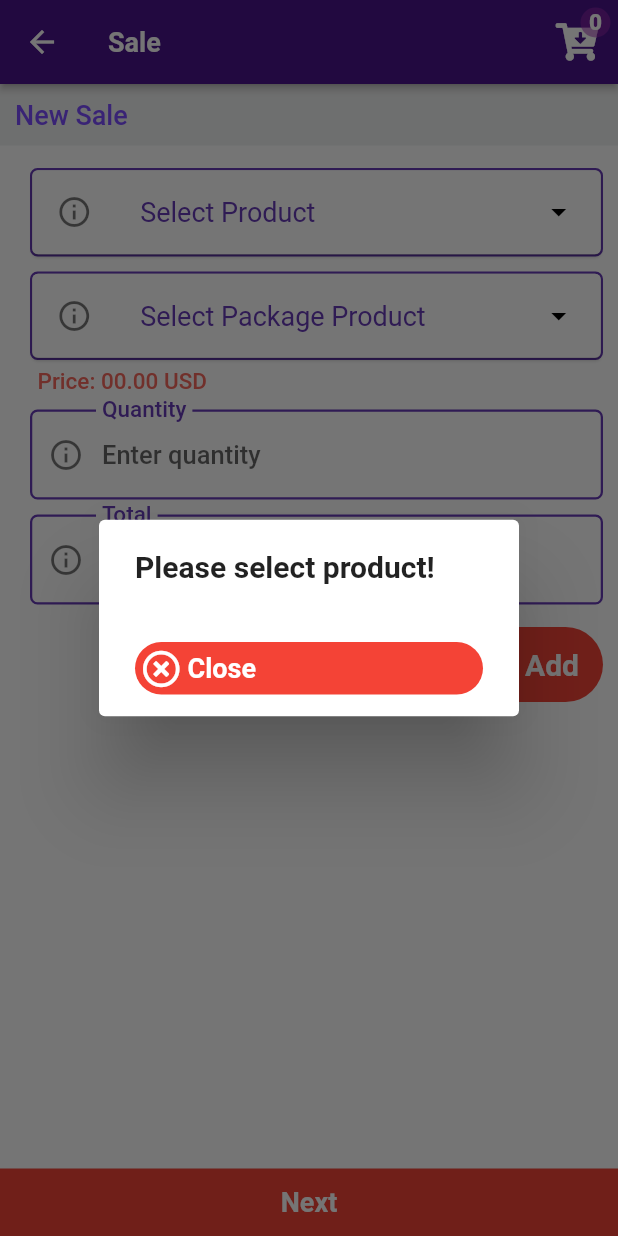
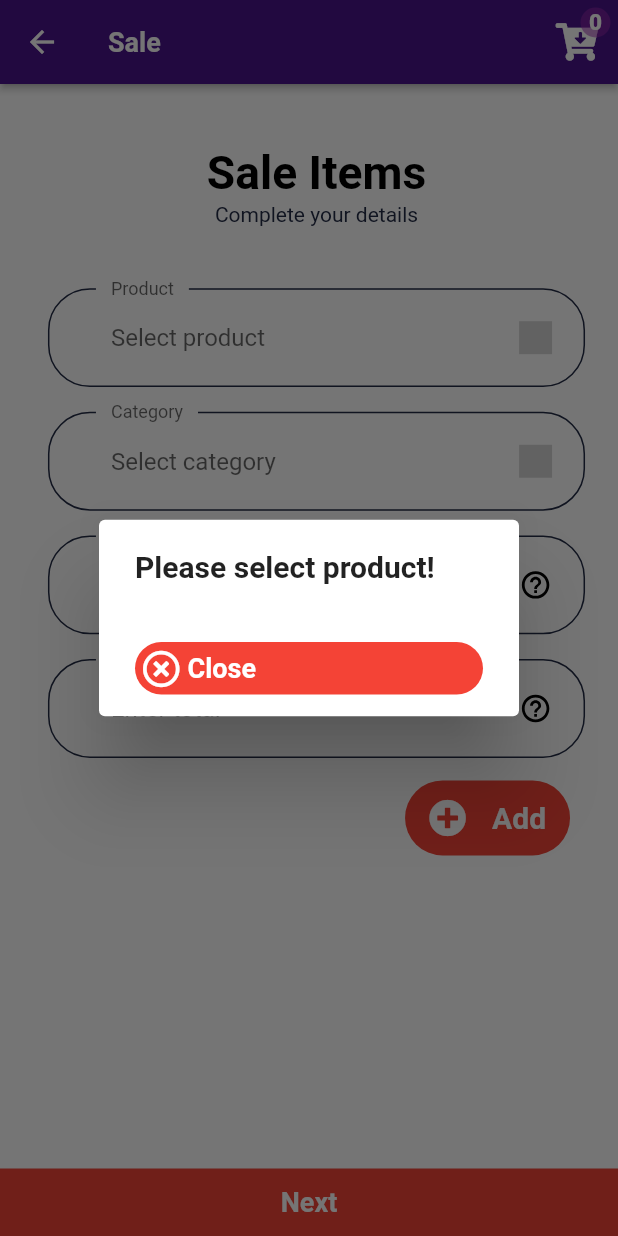
Before and after one commit to EanDalin0012/_0sale_management, a Flutter app: the SaleAddScreen screen opened directly, after a tap on "Add", on a phone screen of 412 x 824 dp. Run offline on Flutter 3.47's test engine with Material 2 defaults, Android fonts, the light colour scheme and no system bars; our stand-ins replace charts_flutter, date_format, flutter_icons, flutter_svg, font_awesome_flutter, google_fonts; Roboto replaces fonts that are missing (Muli,khmer siemreap, roboto, roboto,khmer siemreap).

Commit message:
change product

```diff
--- a/lib/screens/sale/sale_add.dart
+++ b/lib/screens/sale/sale_add.dart
@@ -1,13 +1,14 @@
 import 'package:flutter/cupertino.dart';
 import 'package:flutter/material.dart';
 import 'package:font_awesome_flutter/font_awesome_flutter.dart';
+import 'package:sale_management/screens/constants.dart';
 import 'package:sale_management/screens/sale/sale_add_confirm.dart';
+import 'package:sale_management/screens/sale/widgets/sale_add_form.dart';
+import 'package:sale_management/screens/size_config.dart';
 import 'package:sale_management/screens/widgets/country_dropdown/country_page.dart';
 import 'package:sale_management/screens/widgets/country_dropdown/flag_widget.dart';
-import 'package:sale_management/screens/widgets/product_dropdown/product_dropdown.dart';
 import 'package:sale_management/share/constant/text_style.dart';
 import 'package:sale_management/share/model/country.dart';
-import 'package:sale_management/screens/widgets/package_product_dropdown/package_product_dropdown.dart';
 import 'package:sale_management/share/model/key/m_key.dart';
 import 'package:sale_management/share/model/package_product.dart';
 import 'package:sale_management/share/model/product.dart';
@@ -46,10 +47,9 @@ class _PackageProductAddState extends State<SaleAddScreen> {
     size = MediaQuery.of(context).size;
     return Scaffold(
       appBar: _appBar(),
-      body: Column(
+      body: SafeArea(
+        child: Column(
           children: <Widget>[
-          _container(),
-          SizedBox(height: 15),
             _body(),
             Stack(
               children: <Widget>[
@@ -75,6 +75,7 @@ class _PackageProductAddState extends State<SaleAddScreen> {
               ],
             )
           ],
+        ),
       ),
     );
   }
@@ -116,29 +117,10 @@ class _PackageProductAddState extends State<SaleAddScreen> {
     );
   }
 
-  Container _container() {
-    return Container(
-      color: Color(0xffd9dbdb).withOpacity(0.4),
-      padding: EdgeInsets.only(
-          left: 10,
-          top: 10,
-          right: 20,
-          bottom: 10
-      ),
-      child: Row(
-        mainAxisAlignment: MainAxisAlignment.spaceBetween,
-        children: <Widget>[
-          Text(
-              'New Sale',
-              style: containStyle
-          ),
-        ],
-      ),
-    );
-  }
-
   Expanded _body() {
     return Expanded(
+        child: Padding(
+          padding: EdgeInsets.symmetric(horizontal: getProportionateScreenWidth(20)),
           child: SingleChildScrollView(
               padding: EdgeInsets.only(left: 10),
               physics: ClampingScrollPhysics(),
@@ -146,54 +128,20 @@ class _PackageProductAddState extends State<SaleAddScreen> {
                   mainAxisAlignment: MainAxisAlignment.start,
                   crossAxisAlignment: CrossAxisAlignment.start,
                   children: <Widget>[
-                  Container(
-                    margin: EdgeInsets.only(
-                        left: 10,
-                        right: 10
+                    Center(
+                      child: Column(
+                        children: <Widget>[
+                          SizedBox(height: SizeConfig.screenHeight * 0.04), // 4%
+                          Text("Sale Items", style: headingStyle),
+                          Text(
+                            "Complete your details",
+                            textAlign: TextAlign.center,
                           ),
-                    decoration: BoxDecoration(
-                        borderRadius: BorderRadius.all(Radius.circular(5.0)),
-                        border: Border.all(color: colorValue, width: 1.5)
-                    ),
-                    child: ProductDropdown(
-                      color: colorValue,
-                      product: this.product,
-                      onChanged: (value) {
-                        setState(() {
-                          this.product = value;
-                          this.packageProductModel = null;
-                        });
-                      },
+                        ],
                       ),
                     ),
-                  SizedBox(height: 10,),
-                  Container(
-                    margin: EdgeInsets.only(
-                        left: 10,
-                        right: 10
-                    ),
-                    decoration: BoxDecoration(
-                        borderRadius: BorderRadius.all(Radius.circular(5.0)),
-                        border: Border.all(color: colorValue, width: 1.5)
-                    ),
-                    child: PackageProductDropdown(
-                      color: colorValue,
-                      product: product,
-                      packageProduct: packageProductModel,
-                      onChanged: (value) {
-                        setState(() {
-                          this.packageProductModel = value;
-                          this.price = double.parse(this.packageProductModel.price.toString());
-                          this.quantityValueController.text = this.packageProductModel.quantity.toString();
-                          this.totalValueController.text = _calTotal(double.parse(price.toString()),double.parse(this.packageProductModel.quantity.toString()));
-                        });
-                      },
-                    ),
-                  ),
-                  _buildPrice(),
-                  // next > 0 ? _nameField(): Container() ,
-                 _quantityField(),
-                  _totalField(),
+                    SizedBox(height: SizeConfig.screenHeight * 0.05),
+                    SaleAddForm(),
                     SizedBox(height: 15,),
                     Row(
                         mainAxisAlignment: MainAxisAlignment.end,
@@ -202,6 +150,7 @@ class _PackageProductAddState extends State<SaleAddScreen> {
                         ]
                     )
                   ])
+          ),
         )
     );
   }
@@ -218,112 +167,6 @@ class _PackageProductAddState extends State<SaleAddScreen> {
         ),
         child: Text('Price: ${pr} USD', style: TextStyle(fontFamily: fontFamilyDefault, fontWeight: FontWeight.w500, fontSize: 15, color: Colors.red.withOpacity(0.8)),));
   }
-
-
-
-
-  Padding _quantityField() {
-    return Padding(
-      padding: EdgeInsets.only(
-          right: 10,
-          left: 10,
-          top: 10
-      ),
-      child: TextField(
-        controller: quantityValueController,
-        style: styleInput,
-        keyboardType: keyboardType,
-        decoration: InputDecoration(
-            hintText: 'Enter quantity',
-            labelText: 'Quantity',
-            // helperText: 'Remark',
-            labelStyle: labelStyle,
-            hintStyle: hintStyle,
-            // helperStyle: TextStyle(
-            //     color: Colors.blueGrey,
-            //     fontWeight: FontWeight.bold
-            // ),
-            // border: OutlineInputBorder(),
-            enabledBorder: OutlineInputBorder(
-                borderSide: BorderSide(
-                    color: borderColorsTextField,
-                    width: 1.5,
-                    style: BorderStyle.solid
-                ),
-                borderRadius: BorderRadius.all(Radius.circular(5.0))
-            ),
-            focusedBorder: OutlineInputBorder(
-                borderSide: BorderSide(
-                    color: Colors.indigo,
-                    width: 1.5,
-                    style: BorderStyle.solid
-                )
-            ),
-            prefixIcon: Icon(
-              Icons.info_outline,
-              color: Colors.black54,
-            ),
-        ),
-        onChanged: (v) {
-            setState(() {
-              if(quantityValueController.text !=null && quantityValueController.text.trim() != '') {
-                this.totalValueController.text = _calTotal(price, double.parse(quantityValueController.text));
-              } else {
-                this.totalValueController.text = _calTotal(price, 0.0);
-              }
-            });
-        },
-      ),
-    );
-  }
-
-  Padding _totalField() {
-    return Padding(
-      padding: EdgeInsets.only(
-          right: 10,
-          left: 10,
-          top: 10
-      ),
-      child: TextField(
-        controller: totalValueController,
-        style: styleInput,
-        keyboardType: keyboardType,
-        decoration: InputDecoration(
-            hintText: 'Enter total',
-            labelText: 'Total',
-            // helperText: 'Remark',
-            labelStyle: labelStyle,
-            hintStyle: hintStyle,
-            // helperStyle: TextStyle(
-            //     color: Colors.blueGrey,
-            //     fontWeight: FontWeight.bold
-            // ),
-            // border: OutlineInputBorder(),
-            enabledBorder: OutlineInputBorder(
-                borderSide: BorderSide(
-                    color: borderColorsTextField,
-                    width: 1.5,
-                    style: BorderStyle.solid
-                ),
-                borderRadius: BorderRadius.all(Radius.circular(5.0))
-            ),
-            focusedBorder: OutlineInputBorder(
-                borderSide: BorderSide(
-                    color: Colors.indigo,
-                    width: 1.5,
-                    style: BorderStyle.solid
-                )
-            ),
-            prefixIcon: Icon(
-              Icons.info_outline,
-              color: Colors.black54,
-            )
-
-        ),
-      ),
-    );
-  }
-
 
 
   Widget _buildAddButton() {
@@ -389,11 +232,6 @@ class _PackageProductAddState extends State<SaleAddScreen> {
         },
       ),
     );
-  }
-
-  _save() {
-    // var categoryModel = new CategoryModel(nameValueController.text, remarkValueController.text);
-    // print(categoryModel.toString());
   }
 
   Widget buildSingleCountry() {
--- /dev/null
+++ b/lib/screens/sale/widgets/sale_add_form.dart
@@ -0,0 +1,255 @@
+import 'package:flutter/material.dart';
+import 'package:font_awesome_flutter/font_awesome_flutter.dart';
+import 'package:sale_management/screens/category/category_success_screen.dart';
+import 'package:sale_management/screens/constants.dart';
+import 'package:sale_management/screens/size_config.dart';
+import 'package:sale_management/screens/widgets/custom_surfix_icon/custom_surfix_icon.dart';
+import 'package:sale_management/screens/widgets/default_button/default_button.dart';
+import 'package:sale_management/share/constant/text_style.dart';
+import 'package:sale_management/share/helper/keyboard.dart';
+
+class SaleAddForm extends StatefulWidget {
+  @override
+  _SaleAddFormState createState() => _SaleAddFormState();
+}
+
+class _SaleAddFormState extends State<SaleAddForm> {
+
+  final _formKey = GlobalKey<FormState>();
+  String email;
+  String password;
+  String conform_password;
+  bool remember = false;
+  final List<String> errors = [];
+  Size size;
+  void addError({String error}) {
+    if (!errors.contains(error))
+      setState(() {
+        errors.add(error);
+      });
+  }
+
+  void removeError({String error}) {
+    if (errors.contains(error))
+      setState(() {
+        errors.remove(error);
+      });
+  }
+
+  @override
+  Widget build(BuildContext context) {
+    return Form(
+          key: _formKey,
+          child: Column(
+            mainAxisAlignment: MainAxisAlignment.start,
+            crossAxisAlignment: CrossAxisAlignment.start,
+            children: <Widget>[
+              _buildProductField(),
+              SizedBox(height: SizeConfig.screenHeight * 0.02),
+              _buildCategoryField(),
+              SizedBox(height: SizeConfig.screenHeight * 0.02),
+              _buildQuantityField(),
+              SizedBox(height: SizeConfig.screenHeight * 0.02),
+              _buildTotalField(),
+            ],
+          )
+        );
+  }
+
+  TextFormField _buildQuantityField() {
+    return TextFormField(
+      keyboardType: TextInputType.emailAddress,
+      onSaved: (newValue) => email = newValue,
+      onChanged: (value) {
+        if (value.isNotEmpty) {
+          removeError(error: kEmailNullError);
+        } else if (emailValidatorRegExp.hasMatch(value)) {
+          removeError(error: kInvalidEmailError);
+        }
+        return null;
+      },
+      validator: (value) {
+        if (value.isEmpty) {
+          addError(error: kEmailNullError);
+          return "";
+        } else if (!emailValidatorRegExp.hasMatch(value)) {
+          addError(error: kInvalidEmailError);
+          return "";
+        }
+        return null;
+      },
+      decoration: InputDecoration(
+        labelText: "Quantity",
+        hintText: "Enter quantity",
+        // If  you are using latest version of flutter then lable text and hint text shown like this
+        // if you r using flutter less then 1.20.* then maybe this is not working properly
+        floatingLabelBehavior: FloatingLabelBehavior.always,
+        suffixIcon: CustomSurfFixIcon( svgPaddingLeft: 15,svgIcon: "assets/icons/help_outline_black_24dp.svg"),
+      ),
+    );
+  }
+
+  TextFormField _buildProductField() {
+    return TextFormField(
+      keyboardType: TextInputType.emailAddress,
+      onSaved: (newValue) => email = newValue,
+      onChanged: (value) {
+        if (value.isNotEmpty) {
+          removeError(error: kEmailNullError);
+        } else if (emailValidatorRegExp.hasMatch(value)) {
+          removeError(error: kInvalidEmailError);
+        }
+        return null;
+      },
+      validator: (value) {
+        if (value.isEmpty) {
+          addError(error: kEmailNullError);
+          return "";
+        } else if (!emailValidatorRegExp.hasMatch(value)) {
+          addError(error: kInvalidEmailError);
+          return "";
+        }
+        return null;
+      },
+      decoration: InputDecoration(
+        labelText: "Product",
+        hintText: "Select product",
+        // If  you are using latest version of flutter then lable text and hint text shown like this
+        // if you r using flutter less then 1.20.* then maybe this is not working properly
+        floatingLabelBehavior: FloatingLabelBehavior.always,
+        suffixIcon: CustomSurfFixIcon( svgPaddingLeft: 15,svgIcon: "assets/icons/expand_more_black_24dp.svg"),
+      ),
+    );
+  }
+
+  TextFormField _buildCategoryField() {
+    return TextFormField(
+      keyboardType: TextInputType.emailAddress,
+      onSaved: (newValue) => email = newValue,
+      onChanged: (value) {
+        if (value.isNotEmpty) {
+          removeError(error: kEmailNullError);
+        } else if (emailValidatorRegExp.hasMatch(value)) {
+          removeError(error: kInvalidEmailError);
+        }
+        return null;
+      },
+      validator: (value) {
+        if (value.isEmpty) {
+          addError(error: kEmailNullError);
+          return "";
+        } else if (!emailValidatorRegExp.hasMatch(value)) {
+          addError(error: kInvalidEmailError);
+          return "";
+        }
+        return null;
+      },
+      decoration: InputDecoration(
+        labelText: "Category",
+        hintText: "Select category",
+        // If  you are using latest version of flutter then lable text and hint text shown like this
+        // if you r using flutter less then 1.20.* then maybe this is not working properly
+        floatingLabelBehavior: FloatingLabelBehavior.always,
+        suffixIcon: CustomSurfFixIcon( svgPaddingLeft: 15,svgIcon: "assets/icons/expand_more_black_24dp.svg"),
+      ),
+    );
+  }
+
+  TextFormField _buildTotalField() {
+    return TextFormField(
+      keyboardType: TextInputType.emailAddress,
+      onSaved: (newValue) => email = newValue,
+      onChanged: (value) {
+        if (value.isNotEmpty) {
+          removeError(error: kEmailNullError);
+        } else if (emailValidatorRegExp.hasMatch(value)) {
+          removeError(error: kInvalidEmailError);
+        }
+        return null;
+      },
+      validator: (value) {
+        if (value.isEmpty) {
+          addError(error: kEmailNullError);
+          return "";
+        } else if (!emailValidatorRegExp.hasMatch(value)) {
+          addError(error: kInvalidEmailError);
+          return "";
+        }
+        return null;
+      },
+      decoration: InputDecoration(
+        labelText: "Total",
+        hintText: "Enter total",
+        // If  you are using latest version of flutter then lable text and hint text shown like this
+        // if you r using flutter less then 1.20.* then maybe this is not working properly
+        floatingLabelBehavior: FloatingLabelBehavior.always,
+        suffixIcon: CustomSurfFixIcon( svgPaddingLeft: 15,svgIcon: "assets/icons/help_outline_black_24dp.svg"),
+      ),
+    );
+  }
+
+  Widget _buildAddButton() {
+    return  Container(
+      height: 50,
+      width: 110,
+      margin: EdgeInsets.only(right: 10),
+      child: RaisedButton(
+        color: Colors.red,
+        textColor: Colors.white,
+        elevation: 0,
+        shape: RoundedRectangleBorder(
+          borderRadius: BorderRadius.circular(50.0),
+        ),
+        child: Row(
+          mainAxisAlignment: MainAxisAlignment.spaceBetween,
+          children: <Widget>[
+            FaIcon(FontAwesomeIcons.plusCircle,size: 25 , color: Colors.white,),
+            Center(child: Text("Add", style: TextStyle(fontFamily: fontFamilyDefault, fontWeight: FontWeight.w700, fontSize: 20, color: Colors.white),)),
+          ],
+        ),
+        onPressed: () {
+          // setState(() {
+          //   if(this.product == null) {
+          //     _isValid(
+          //         body: 'Please select product!'
+          //     );
+          //     return;
+          //   } else if (this.packageProductModel == null) {
+          //     _isValid(
+          //         body: 'Please select package product!'
+          //     );
+          //     return;
+          //   } else if (this.quantityValueController.text == null || this.quantityValueController.text.trim() == '') {
+          //     _isValid(
+          //         body: 'Invalid Quantity!'
+          //     );
+          //     return;
+          //   } else if (this.totalValueController.text == null || this.totalValueController.text.trim() == '') {
+          //     _isValid(
+          //         body: 'Invalid Total!'
+          //     );
+          //     return;
+          //   } else {
+          //     Map data = {
+          //       SaleAddItemKey.productId: this.product.id,
+          //       SaleAddItemKey.productUrl: this.product.url,
+          //       SaleAddItemKey.productName: this.product.name,
+          //       SaleAddItemKey.packageProductName: this.packageProductModel.name,
+          //       SaleAddItemKey.quantity: quantityValueController.text,
+          //       SaleAddItemKey.price: this.packageProductModel.price,
+          //       SaleAddItemKey.total: totalValueController.text
+          //     };
+          //     this.vData.add(data);
+          //     this.cartArrowDownCount = this.vData.length;
+          //     this.product = null;
+          //     this.quantityValueController.text = '';
+          //     this.totalValueController.text = '';
+          //     this.packageProductModel = null;
+          //     this.price = 0.0;
+          //   }
+          // });
+        },
+      ),
+    );
+  }
+}
```
Also changed, not shown: lib/screens/sale/widgets/add_sale_body.dart (added, +32 -0 lines). Lines whose indentation alone changed are shown as unchanged.
